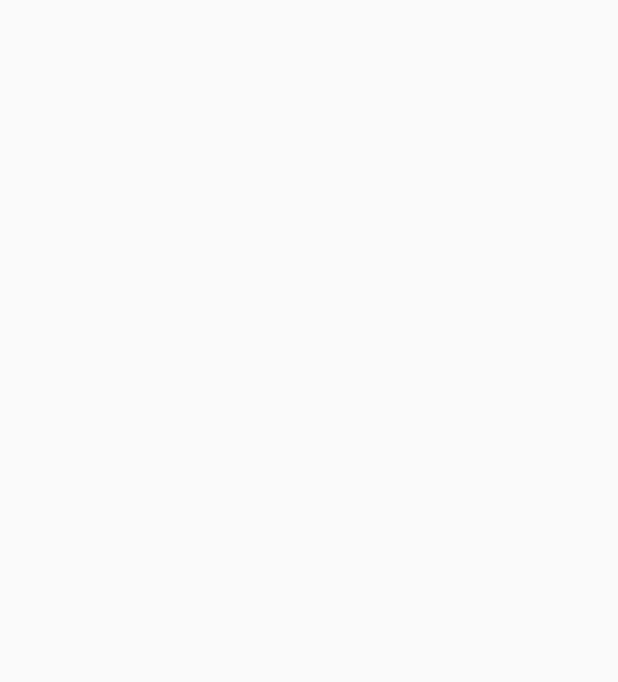
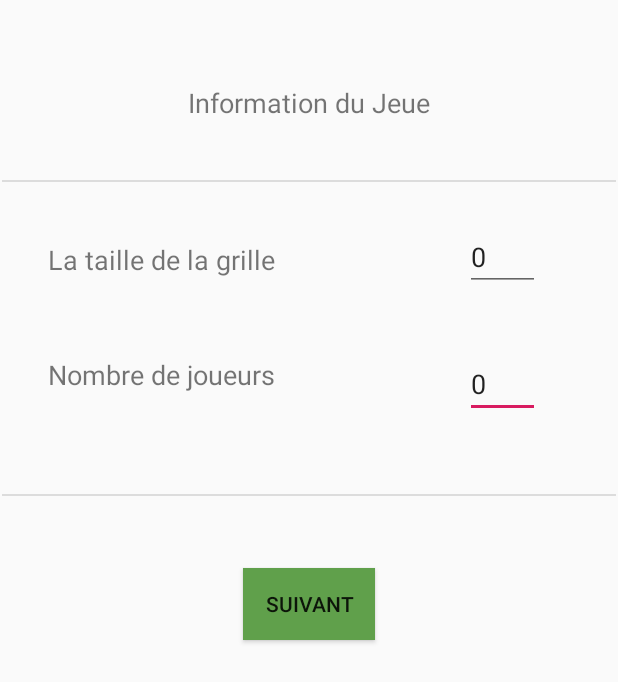
Before and after one commit to tajaouart/iuttp1920, an Android app: the screen it shows after launch (MainActivity), on a phone screen of 412 x 824 dp. Before the commit the part shown is empty. Shown: the top 682 px of the screen. Run offline under Robolectric (Android 15) with nearby library versions, the phone set to English and light mode, and no system bars.

Commit message:
Add Main Activity interface ( insert grid dimensions + number of players)

```diff
--- a/app/src/main/res/layout/activity_main.xml
+++ b/app/src/main/res/layout/activity_main.xml
@@ -4,4 +4,105 @@
     xmlns:tools="http://schemas.android.com/tools"
     android:layout_width="match_parent"
     android:layout_height="match_parent"
-    tools:context=".MainActivity"/>
+    tools:context=".MainActivity">
+
+    <TextView
+        android:id="@+id/textView2"
+        android:layout_width="wrap_content"
+        android:layout_height="wrap_content"
+        android:layout_marginStart="32dp"
+        android:layout_marginTop="80dp"
+        android:text="La taille de la grille"
+        android:textSize="18sp"
+        app:layout_constraintStart_toStartOf="parent"
+        app:layout_constraintTop_toBottomOf="@+id/textView" />
+
+    <TextView
+        android:id="@+id/textView"
+        android:layout_width="wrap_content"
+        android:layout_height="wrap_content"
+        android:layout_marginTop="56dp"
+        android:text="Information du Jeue"
+        android:textSize="18sp"
+        app:layout_constraintEnd_toEndOf="parent"
+        app:layout_constraintStart_toStartOf="parent"
+        app:layout_constraintTop_toTopOf="parent" />
+
+    <EditText
+        android:id="@+id/editText"
+        android:layout_width="wrap_content"
+        android:layout_height="wrap_content"
+        android:layout_marginEnd="52dp"
+        android:width="50dp"
+        android:ems="10"
+        android:inputType="number"
+        android:text="0"
+        app:layout_constraintBottom_toBottomOf="parent"
+        app:layout_constraintEnd_toEndOf="parent"
+        app:layout_constraintTop_toBottomOf="@+id/editText2"
+        app:layout_constraintVertical_bias="0.067" />
+
+    <EditText
+        android:id="@+id/editText2"
+        android:layout_width="wrap_content"
+        android:layout_height="wrap_content"
+        android:layout_marginTop="68dp"
+        android:layout_marginEnd="52dp"
+        android:width="50dp"
+        android:ems="10"
+        android:inputType="number"
+        android:text="0"
+        app:layout_constraintEnd_toEndOf="parent"
+        app:layout_constraintTop_toBottomOf="@+id/textView" />
+
+    <Button
+        android:id="@+id/button"
+        android:layout_width="wrap_content"
+        android:layout_height="wrap_content"
+        android:layout_marginTop="100dp"
+        android:background="#60A04B"
+        android:text="Suivant"
+        app:layout_constraintEnd_toEndOf="parent"
+        app:layout_constraintHorizontal_bias="0.5"
+        app:layout_constraintStart_toStartOf="parent"
+        app:layout_constraintTop_toBottomOf="@+id/editText" />
+
+    <TextView
+        android:id="@+id/textView3"
+        android:layout_width="wrap_content"
+        android:layout_height="wrap_content"
+        android:layout_marginStart="32dp"
+        android:layout_marginTop="52dp"
+        android:text="Nombre de joueurs"
+        android:textSize="18sp"
+        app:layout_constraintStart_toStartOf="parent"
+        app:layout_constraintTop_toBottomOf="@+id/textView2" />
+
+    <View
+        android:id="@+id/divider"
+        android:layout_width="409dp"
+        android:layout_height="1dp"
+        android:background="?android:attr/listDivider"
+        app:layout_constraintBottom_toTopOf="@+id/textView2"
+        app:layout_constraintEnd_toEndOf="parent"
+        app:layout_constraintStart_toStartOf="parent"
+        app:layout_constraintTop_toBottomOf="@+id/textView" />
+
+    <View
+        android:id="@+id/divider2"
+        android:layout_width="409dp"
+        android:layout_height="1dp"
+        android:layout_marginBottom="48dp"
+        android:background="?android:attr/listDivider"
+        app:layout_constraintBottom_toTopOf="@+id/button"
+        app:layout_constraintEnd_toEndOf="parent"
+        app:layout_constraintStart_toStartOf="parent" />
+
+    <androidx.constraintlayout.widget.Guideline
+        android:id="@+id/guideline"
+        android:layout_width="wrap_content"
+        android:layout_height="wrap_content"
+        android:orientation="horizontal"
+        app:layout_constraintGuide_begin="323dp" />
+
+</androidx.constraintlayout.widget.ConstraintLayout>
```
